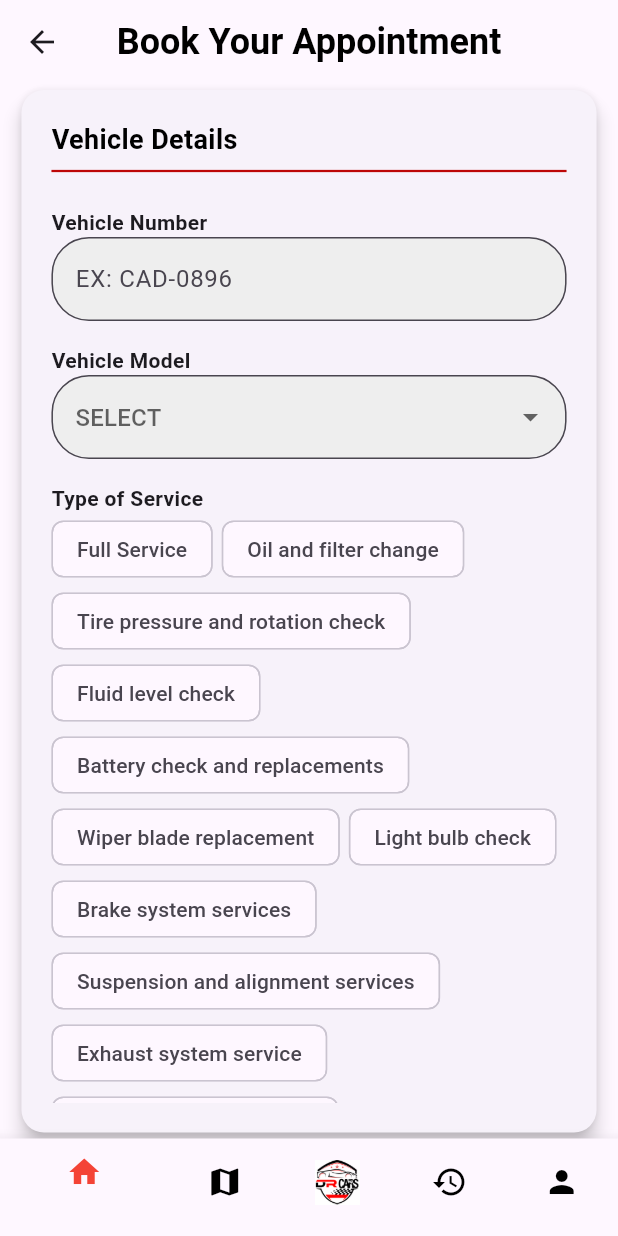
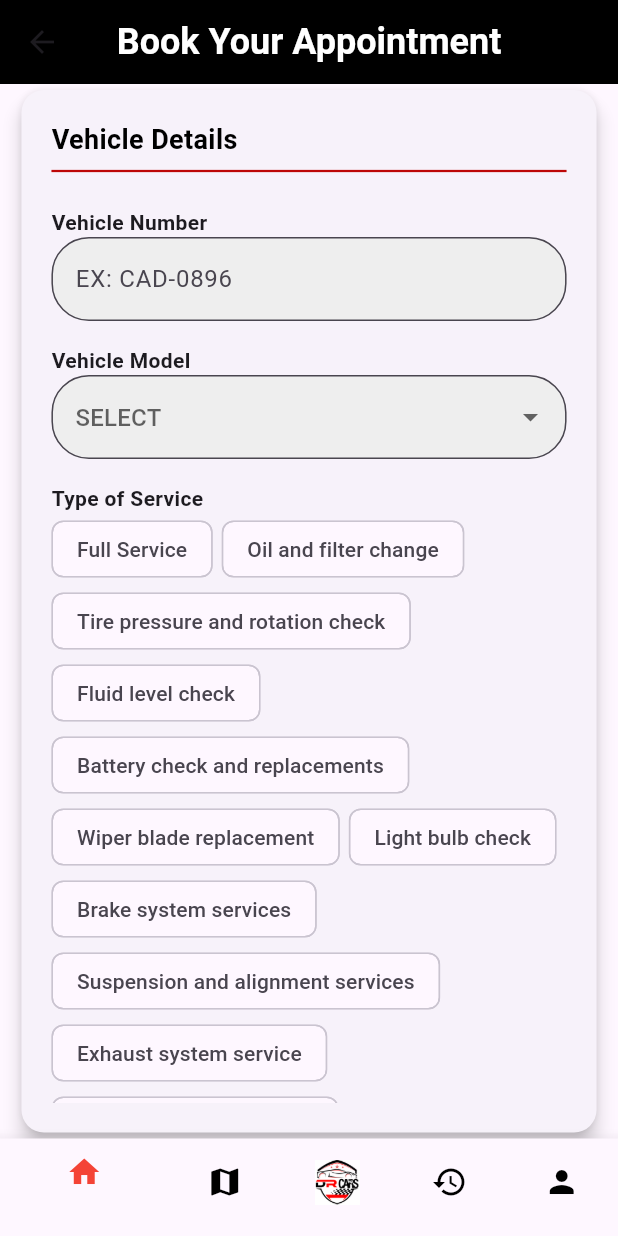
Before and after one commit to IsiraAdithyaWithana/Dr.-Cars, a Flutter app: the AppointmentsPage screen opened directly, on a phone screen of 412 x 824 dp. Run offline on Flutter 3.47's test engine with Material 3 defaults, Android fonts, the light colour scheme and no system bars; our stand-ins replace cloud_firestore, firebase_auth, firebase_core, flutter_map, google_sign_in, latlong2 and 1 more; accounts and stored records are empty.

Commit message:
update app bar

```diff
--- a/lib/interface/appointments.dart
+++ b/lib/interface/appointments.dart
@@ -90,12 +90,13 @@ class _AppointmentsPageState extends State<AppointmentsPage> {
   Widget build(BuildContext context) {
     return Scaffold(
       appBar: AppBar(
+        backgroundColor: Colors.black,
         title: const Text(
           'Book Your Appointment',
           style: TextStyle(
             fontSize: 24,
             fontWeight: FontWeight.bold,
-            color: Colors.black,
+            color: Colors.white,
           ),
         ),
         centerTitle: true,
```
